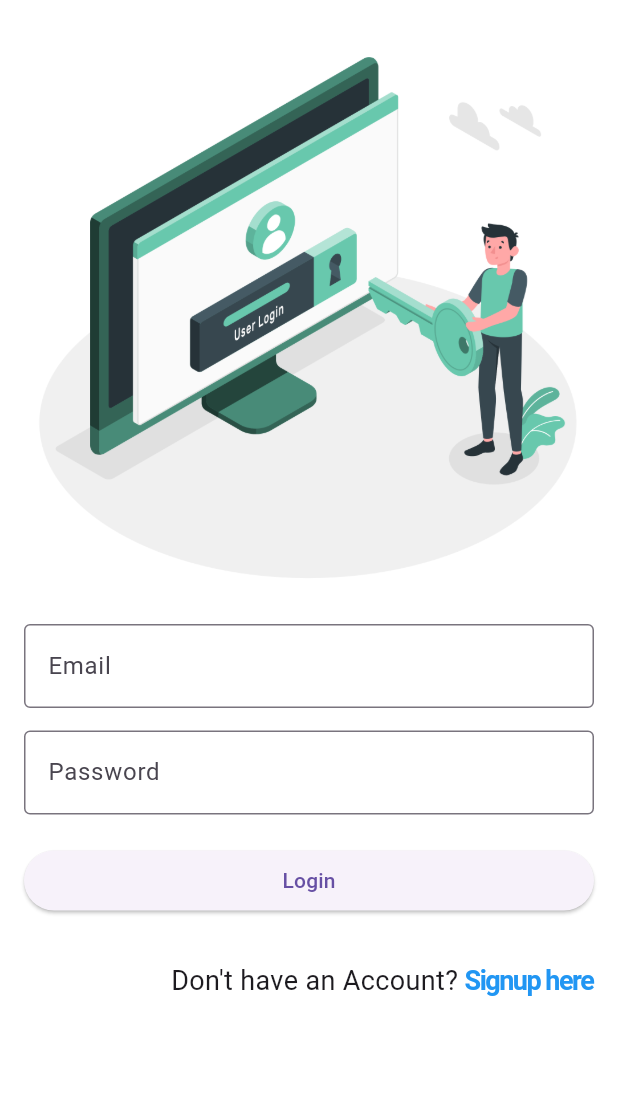
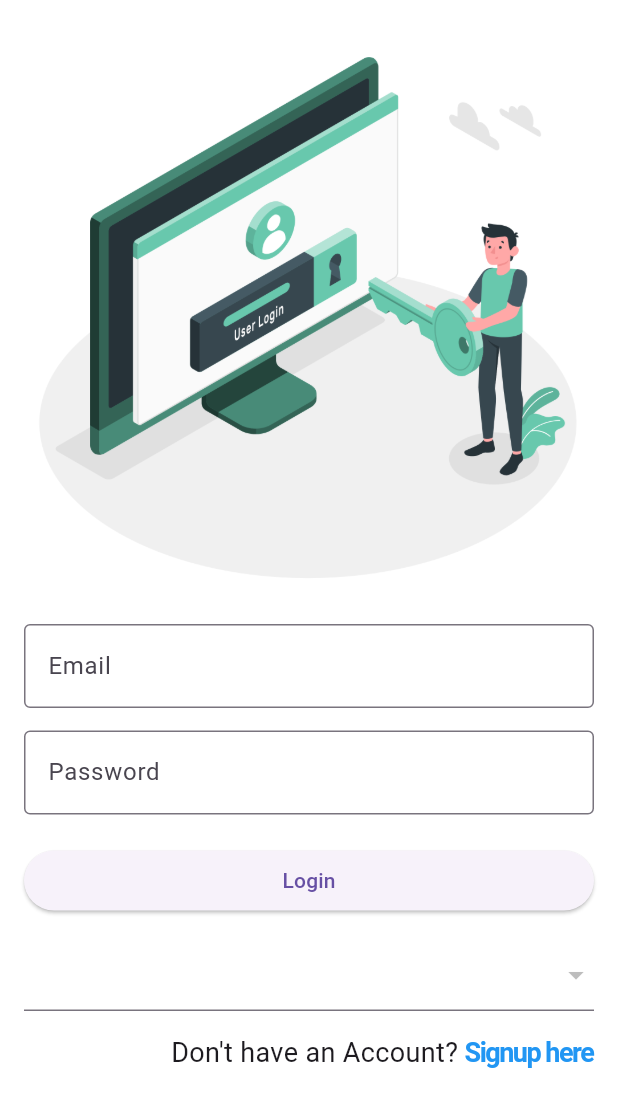
Before and after one commit to ShuaibuPassionateProgrammer/advanced_role_based_flutter_firebase, a Flutter app: the screen it shows after launch, on a phone screen of 412 x 824 dp. Shown: the top 1107 px of the screen. Run offline on Flutter 3.47's test engine with Material 3 defaults, Android fonts, the phone set to English and light mode, and no system bars; our stand-ins replace firebase_core; accounts and stored records are empty; generated files the repository leaves out were written again; statements that could not run were skipped.

```diff
--- a/lib/view/login_screen.dart
+++ b/lib/view/login_screen.dart
@@ -47,6 +47,7 @@ class _LoginScreenState extends State<LoginScreen> {
                 ),
               ),
               const SizedBox(height: 15),
+              DropdownButtonFormField(),
               const SizedBox(height: 15),
               Row(
                 mainAxisAlignment: MainAxisAlignment.end,
```
